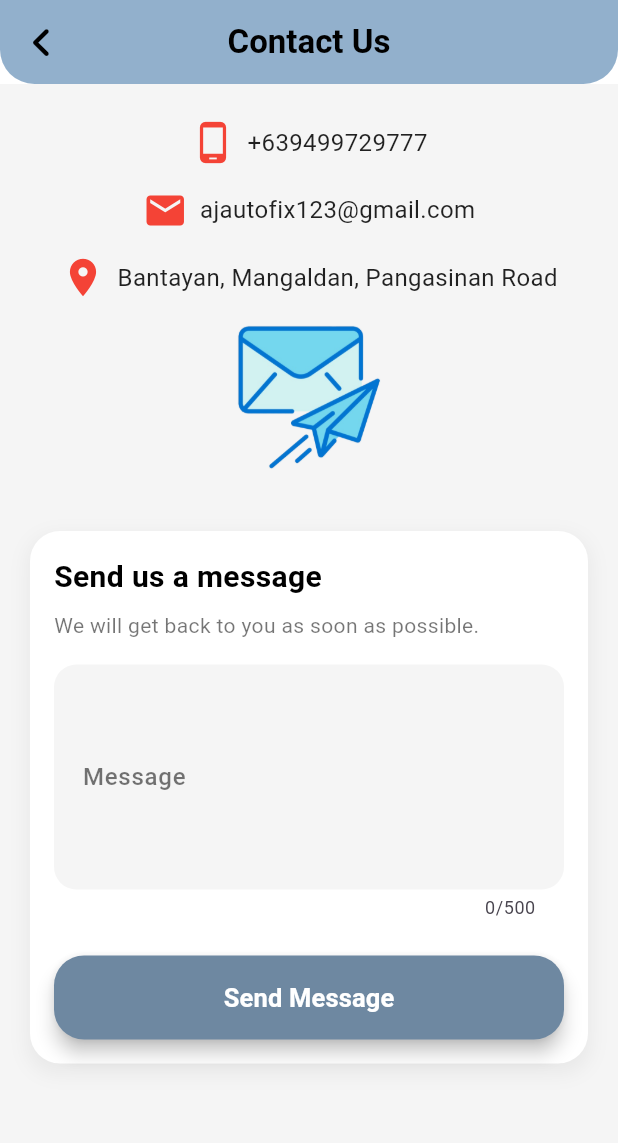
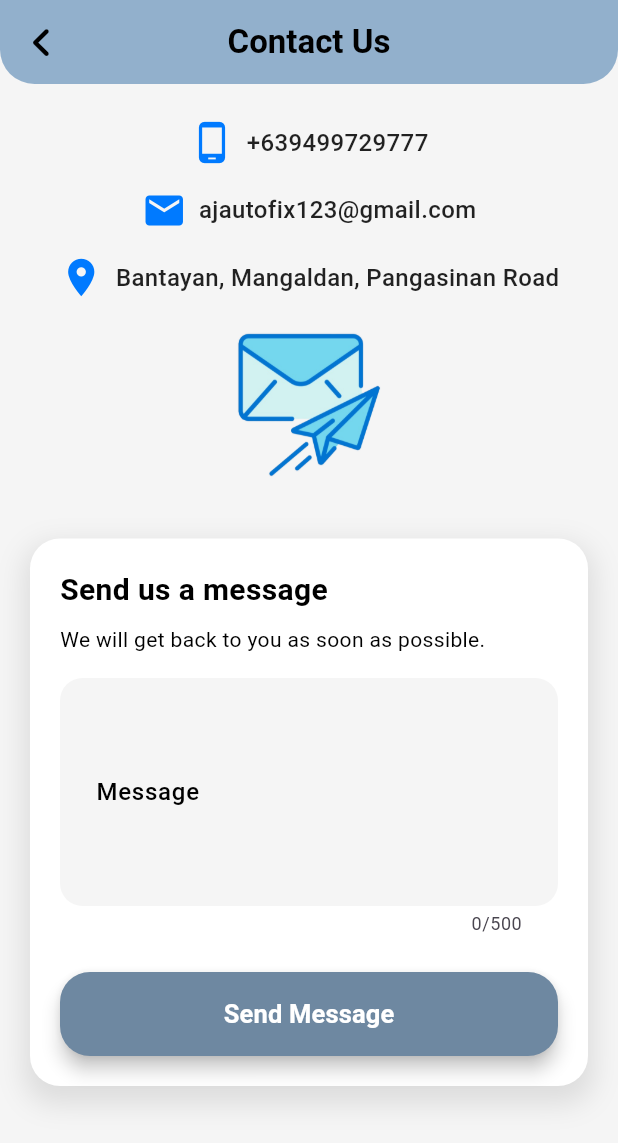
Before and after one commit to JohnLloydDev/AJ-Autofix-App, a Flutter app: the ContactUsScreen screen opened by its route, on a phone screen of 412 x 824 dp. Shown: the top 1143 px of the screen. Run offline on Flutter 3.47's test engine with Material 3 defaults, Android fonts, the phone set to English and light mode, and no system bars; our stand-ins replace bloc, equatable, flutter_bloc, flutter_rating_bar, flutter_secure_storage, flutter_spinkit and 10 more; missing offline and left inert: onesignal_flutter; accounts and stored records are empty.

Commit message:
Adjustment in Contact us

```diff
--- a/lib/main.dart
+++ b/lib/main.dart
@@ -28,7 +28,6 @@ void main() {
         BlocProvider(
           create: (context) => AuthBloc(AuthRepositoryImpl()),
         ),
-
         BlocProvider(
           create: (context) => UserBloc(AdminRepositoryImpl())..add(GetUsers()),
         ),
--- a/lib/screens/contact_us_screen.dart
+++ b/lib/screens/contact_us_screen.dart
@@ -1,6 +1,7 @@
 import 'package:aj_autofix/bloc/contact/contact_bloc.dart';
 import 'package:aj_autofix/repositories/contact_repository_impl.dart';
 import 'package:aj_autofix/utils/constants.dart';
+
 import 'package:aj_autofix/widgets/contact_us.dart';
 import 'package:flutter/material.dart';
 import 'package:flutter_bloc/flutter_bloc.dart';
@@ -23,7 +24,7 @@ class ContactUsScreen extends StatelessWidget {
         title: const Text(
           'Contact Us',
           style: TextStyle(
-            color: Colors.black,
+            color: kBlackColor,
             fontSize: 22,
             fontWeight: FontWeight.bold,
           ),
@@ -32,14 +33,14 @@ class ContactUsScreen extends StatelessWidget {
         leading: IconButton(
           icon: const FaIcon(
             FontAwesomeIcons.angleLeft,
-            color: Colors.black,
+            color: kBlackColor,
             size: 24,
           ),
           onPressed: () {
             Navigator.pop(context);
           },
         ),
-        backgroundColor: Colors.white,
+        backgroundColor: Colors.transparent,
         elevation: 0,
       ),
       body: BlocProvider(
@@ -53,8 +54,7 @@ class ContactUsScreen extends StatelessWidget {
                 const ContactInfoContainer(),
                 const SizedBox(height: 24),
                 ContactFormContainer(
-                  messageController:
-                      messageController,
+                  messageController: messageController,
                 ),
               ],
             ),
@@ -76,51 +76,51 @@ class ContactInfoContainer extends StatelessWidget {
         const Row(
           mainAxisAlignment: MainAxisAlignment.center,
           children: [
-            Icon(Icons.phone_android, color: Colors.red, size: 30),
+            Icon(Icons.phone_android, color: kBlueColor, size: 30),
             SizedBox(width: 8),
             Text(
               '+639499729777',
               style: TextStyle(
                 fontSize: 16,
                 color: Colors.black87,
+                fontWeight: FontWeight.w500,
               ),
             ),
           ],
         ),
         const SizedBox(height: 15),
-
         const Row(
           mainAxisAlignment: MainAxisAlignment.center,
           children: [
-            Icon(Icons.email, color: Colors.red, size: 30),
+            Icon(Icons.email, color: kBlueColor, size: 30),
             SizedBox(width: 8),
             Text(
               'ajautofix123@gmail.com',
               style: TextStyle(
                 fontSize: 16,
                 color: Colors.black87,
+                fontWeight: FontWeight.w500,
               ),
             ),
           ],
         ),
         const SizedBox(height: 15),
-
         const Row(
           mainAxisAlignment: MainAxisAlignment.center,
           children: [
-            Icon(Icons.location_on, color: Colors.red, size: 30),
+            Icon(Icons.location_on, color: kBlueColor, size: 30),
             SizedBox(width: 8),
             Text(
               'Bantayan, Mangaldan, Pangasinan Road',
               style: TextStyle(
                 fontSize: 16,
                 color: Colors.black87,
+                fontWeight: FontWeight.w500,
               ),
             ),
           ],
         ),
-        const SizedBox(height: 15),
-
+        const SizedBox(height: 20),
         Center(
           child: Image.asset(
             'assets/email.png',
--- a/lib/screens/shopmap.dart
+++ b/lib/screens/shopmap.dart
@@ -317,6 +317,7 @@ class ShopMapState extends State<ShopMap> {
   @override
   Widget build(BuildContext context) {
     return Scaffold(
+      backgroundColor: Colors.grey[100],
       extendBodyBehindAppBar: true,
       appBar: AppBar(
         backgroundColor: Colors.transparent,
--- a/lib/utils/constants.dart
+++ b/lib/utils/constants.dart
@@ -13,6 +13,8 @@ const Color kMainColor = Color(0xFF6E88A1);
 const Color kRedColor = Color.fromARGB(255, 255, 0, 34);
 const Color kColor = Color.fromARGB(255, 110, 136, 161);
 const Color kGreenColor = Color.fromRGBO(76, 175, 80, 1);
+const Color kBlackColor = Color(0xFF000000);
+const Color kBlueColor = Color.fromRGBO(0, 122, 255, 1);
 
 const BorderRadius kBorderRadius = BorderRadius.all(Radius.circular(8.0));
 
--- a/lib/widgets/contact_us.dart
+++ b/lib/widgets/contact_us.dart
@@ -37,16 +37,16 @@ class ContactFormContainer extends StatelessWidget {
         }
 
         return Container(
-          padding: const EdgeInsets.all(16.0),
+          padding: const EdgeInsets.all(20.0),
           decoration: BoxDecoration(
             color: Colors.white,
             borderRadius: BorderRadius.circular(20),
             boxShadow: [
               BoxShadow(
-                color: Colors.black.withOpacity(0.05),
-                spreadRadius: 2,
-                blurRadius: 10,
-                offset: const Offset(0, 5),
+                color: Colors.black.withOpacity(0.1),
+                spreadRadius: 4,
+                blurRadius: 15,
+                offset: const Offset(0, 8),
               ),
             ],
           ),
@@ -58,7 +58,7 @@ class ContactFormContainer extends StatelessWidget {
                 style: TextStyle(
                   fontSize: 20,
                   fontWeight: FontWeight.bold,
-                  color: Colors.black,
+                  color: kBlackColor,
                 ),
               ),
               const SizedBox(height: 8),
@@ -66,7 +66,7 @@ class ContactFormContainer extends StatelessWidget {
                 'We will get back to you as soon as possible.',
                 style: TextStyle(
                   fontSize: 14,
-                  color: Colors.black54,
+                  color: kBlackColor,
                 ),
               ),
               const SizedBox(height: 16),
@@ -75,11 +75,11 @@ class ContactFormContainer extends StatelessWidget {
                 decoration: InputDecoration(
                   labelText: 'Message',
                   labelStyle: const TextStyle(
-                    color: Colors.black54,
+                    color: kBlackColor,
                     fontWeight: FontWeight.w500,
                   ),
                   contentPadding:
-                      const EdgeInsets.symmetric(vertical: 15, horizontal: 15),
+                      const EdgeInsets.symmetric(vertical: 16, horizontal: 20),
                   filled: true,
                   fillColor: Colors.grey.shade100,
                   border: OutlineInputBorder(
```
